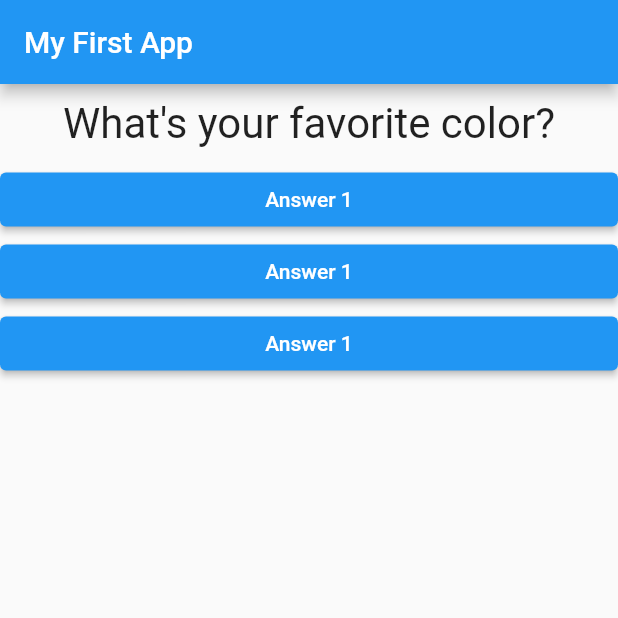
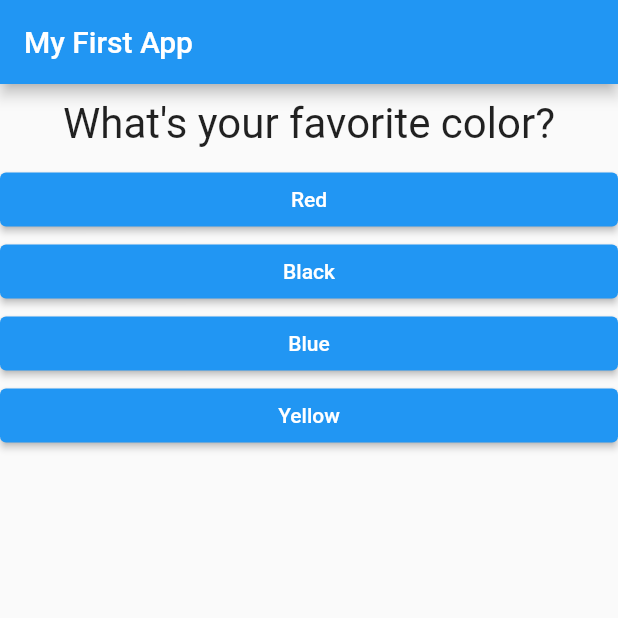
Before and after one commit to batufurkan/ornek_app, a Flutter app: the screen it shows after launch, on a phone screen of 412 x 824 dp, the top half of it. Run offline on Flutter 3.47's test engine with Material 2 defaults, Android fonts, the phone set to English and light mode, and no system bars.

Commit message:
Listeler oluşturuldu ve widget ile eşlendi.

```diff
--- a/lib/answer.dart
+++ b/lib/answer.dart
@@ -2,18 +2,22 @@ import 'package:flutter/material.dart';
 
 class Answer extends StatelessWidget {
   final Function selectHandler;
+  final String answerText;
 
-  Answer(this.selectHandler);
+  Answer(this.selectHandler, this.answerText);
 
   @override
   Widget build(BuildContext context) {
     return Container(
       width: double.infinity,
       child: ElevatedButton(
-        child: Text('Answer 1'),
-        onPressed: selectHandler,
         style: ButtonStyle(
             backgroundColor: MaterialStateProperty.all(Colors.blue)),
+        child: Text(
+          (answerText),
+          style: TextStyle(color: Colors.white),
+        ),
+        onPressed: selectHandler,
       ),
     );
   }
--- a/lib/main.dart
+++ b/lib/main.dart
@@ -33,9 +33,18 @@ class _MyAppState extends State <MyApp> {
   @override
   Widget build(BuildContext context) {
     var questions = [
-      'What\'s your favorite color?',
-      'What\s your favorite animal?',
-      'What\s your favorite music?',
+      {
+        'questionText': 'What\'s your favorite color?',
+        'answer': ['Red' , 'Black' , 'Blue' , 'Yellow'],
+      },
+      {
+        'questionText': 'What\s your favorite animal?',
+        'answer': ['Dog' , 'Cat' , 'Bird' , 'Bee'],
+      },
+      {
+        'questionText': 'What\s your favorite sport?',
+        'answer': ['Football' , 'Camp' , 'Basketball' , 'Volleyball'],
+      },
     ];
     return MaterialApp(
       home: Scaffold(
@@ -45,11 +54,11 @@ class _MyAppState extends State <MyApp> {
         body: Column(
           children: [
             Question(
-              questions[_questionIndex],
+              questions[_questionIndex] ['questionText'],
             ),
-            Answer(_answerQuestion),
-            Answer(_answerQuestion),
-            Answer(_answerQuestion)
+            ...(questions[_questionIndex]['answer'] as List<String>).map((answer) {
+              return Answer(_answerQuestion, answer);
+            }).toList()
           ],
         ),
       ),
```
